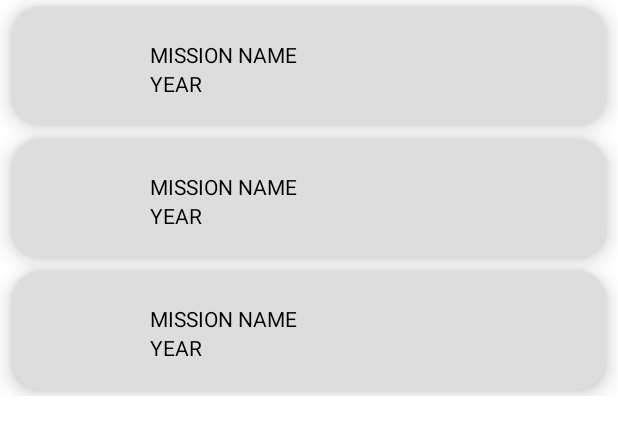
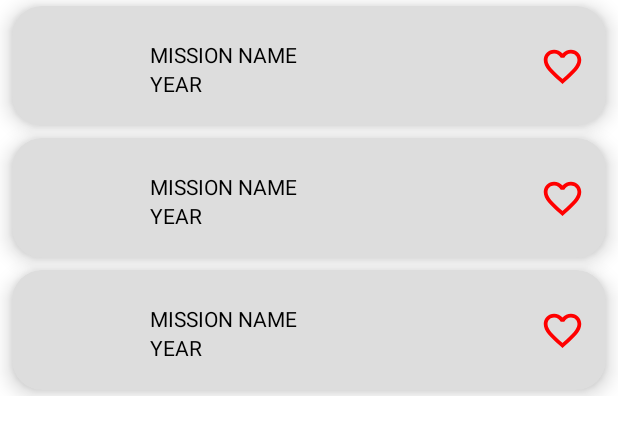
Before and after one commit to mvclopes/SpaceX-Launches, an Android app: the layout fragment_home.xml on its own in the app's theme, with its tools: preview values and no code run, on a phone screen of 412 x 824 dp. Shown: the top 435 px of the screen. Run offline under Robolectric (Android 15) with nearby library versions, the phone set to English and light mode, and no system bars.

Commit message:
Punctual change in launch item layout

```diff
--- a/app/src/main/res/layout/list_launch_item.xml
+++ b/app/src/main/res/layout/list_launch_item.xml
@@ -3,6 +3,7 @@
 <androidx.cardview.widget.CardView xmlns:android="http://schemas.android.com/apk/res/android"
     xmlns:app="http://schemas.android.com/apk/res-auto"
     xmlns:tools="http://schemas.android.com/tools"
+    android:id="@+id/launchCard"
     android:layout_width="match_parent"
     android:layout_height="wrap_content"
     android:backgroundTint="#DDDDDD"
@@ -36,11 +37,11 @@
             android:id="@+id/missionName"
             android:layout_width="0dp"
             android:layout_height="wrap_content"
-            android:layout_marginStart="16dp"
+            android:layout_marginHorizontal="16dp"
             android:layout_marginTop="8dp"
-            android:layout_marginEnd="8dp"
             android:textColor="@android:color/black"
             app:layout_constraintBottom_toTopOf="@+id/launchYear"
+            app:layout_constraintEnd_toStartOf="@+id/iconFavorite"
             app:layout_constraintStart_toEndOf="@+id/missionPatch"
             app:layout_constraintTop_toTopOf="@+id/missionPatch"
             tools:text="MISSION NAME" />
@@ -50,13 +51,24 @@
             android:layout_width="0dp"
             android:layout_height="wrap_content"
             android:layout_marginBottom="8dp"
-            android:layout_marginEnd="8dp"
+            android:layout_marginEnd="16dp"
             android:textColor="@android:color/black"
             app:layout_constraintBottom_toBottomOf="@+id/missionPatch"
+            app:layout_constraintEnd_toStartOf="@+id/iconFavorite"
             app:layout_constraintStart_toStartOf="@+id/missionName"
             app:layout_constraintTop_toBottomOf="@+id/missionName"
             tools:text="YEAR" />
 
+        <ImageView
+            android:id="@+id/iconFavorite"
+            android:layout_width="30dp"
+            android:layout_height="30dp"
+            android:src="@drawable/ic_favorite_border"
+            android:layout_marginEnd="14dp"
+            app:layout_constraintTop_toTopOf="parent"
+            app:layout_constraintEnd_toEndOf="parent"
+            app:layout_constraintBottom_toBottomOf="parent"/>
+
 
     </androidx.constraintlayout.widget.ConstraintLayout>
 </androidx.cardview.widget.CardView>
```
